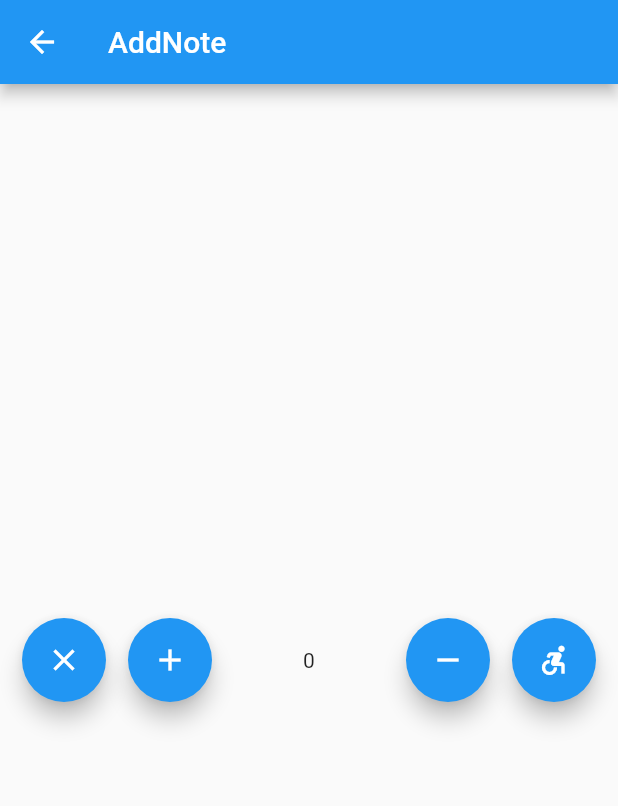
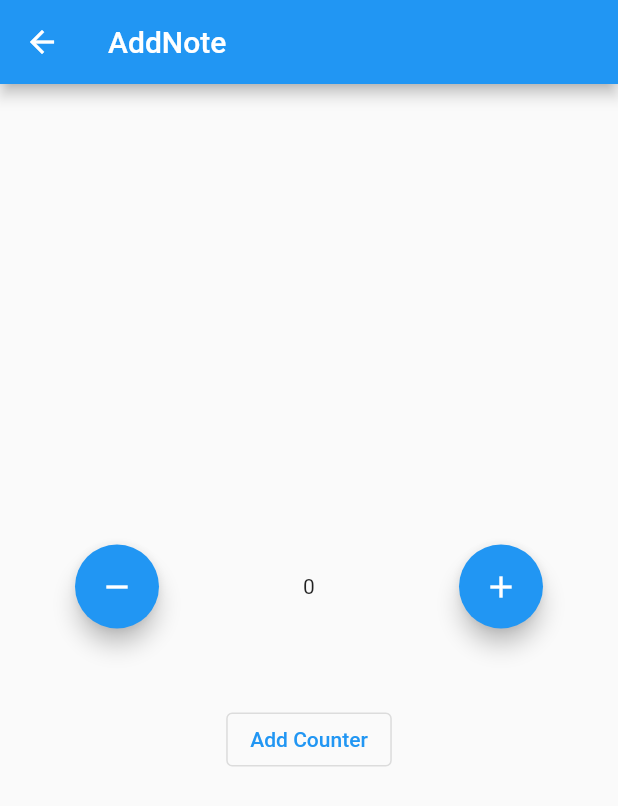
Before and after one commit to Daniel-Shegida/Flutter_List_of_Block_counters_passus_project, a Flutter app: the AddNotePage screen opened directly, on a phone screen of 412 x 824 dp. Shown: the top 806 px of the screen. Run offline on Flutter 3.47's test engine with Material 2 defaults, Android fonts, the phone set to English and light mode, and no system bars; our stand-ins replace flutter_bloc, hive, hive_flutter; accounts and stored records are empty.

Commit message:
version 1

```diff
--- a/lib/Screens/AddNotePage.dart
+++ b/lib/Screens/AddNotePage.dart
@@ -19,7 +19,6 @@ class _AddNotePageState extends State<AddNotePage> {
   void dispose() {
     super.dispose();
   }
-
 
   @override
   Widget build(BuildContext context) {
@@ -44,20 +43,23 @@ class _AddNotePageState extends State<AddNotePage> {
         title: Text("AddNote"),
       ),
       body: Center(
-          child: Row(
+          child: Column(
+        mainAxisAlignment: MainAxisAlignment.center,
+        children: [
+          Row(
               mainAxisAlignment: MainAxisAlignment.spaceEvenly,
               children: <Widget>[
+                // FloatingActionButton(
+                //   onPressed: () {
+                //     Navigator.pop(context);
+                //   },
+                //   tooltip: 'cancel',
+                //   child: Icon(Icons.close),
+                // ),
                 FloatingActionButton(
-              onPressed: () {
-                Navigator.pop(context);
-              },
-              tooltip: 'cancel',
-              child: Icon(Icons.close),
-            ),
-            FloatingActionButton(
-              onPressed: increaseCounter,
-              tooltip: 'Increment',
-              child: Icon(Icons.add),
+                  onPressed: decreaseCounter,
+                  tooltip: 'Decrement',
+                  child: Icon(Icons.remove),
                 ),
                 Container(
                   width: 100,
@@ -66,26 +68,39 @@ class _AddNotePageState extends State<AddNotePage> {
                   ),
                 ),
                 FloatingActionButton(
-              onPressed: decreaseCounter,
+                  onPressed: increaseCounter,
                   tooltip: 'Increment',
-              child: Icon(Icons.remove),
+                  child: Icon(Icons.add),
                 ),
-            FloatingActionButton(
+                // FloatingActionButton(
+                //   onPressed: () {
+                //     noteBloc.add(AddNoteFrave(
+                //       number: _number,
+                //     ));
+                //     Navigator.pop(context);
+                //   },
+                //   tooltip: 'add',
+                //   child: Icon(Icons.accessible_forward),
+                // ),
+              ]),
+
+          SizedBox(height: 50,),
+
+          OutlinedButton(
               onPressed: () {
                 noteBloc.add(AddNoteFrave(
                   number: _number,
                 ));
                 Navigator.pop(context);
               },
-              tooltip: 'add',
-              child: Icon(Icons.accessible_forward),
+            child: const Text('Add Counter'),
           ),
-          ])),
+        ],
+      )),
       // This trailing comma makes auto-formatting nicer for build methods.
     );
   }
 }
-
 
 // body: Center(
 // child: Row(
```
Also changed, not shown: lib/Screens/EditNotePage.dart (+30 -17 lines), 1 other file. Lines whose indentation alone changed are shown as unchanged.
